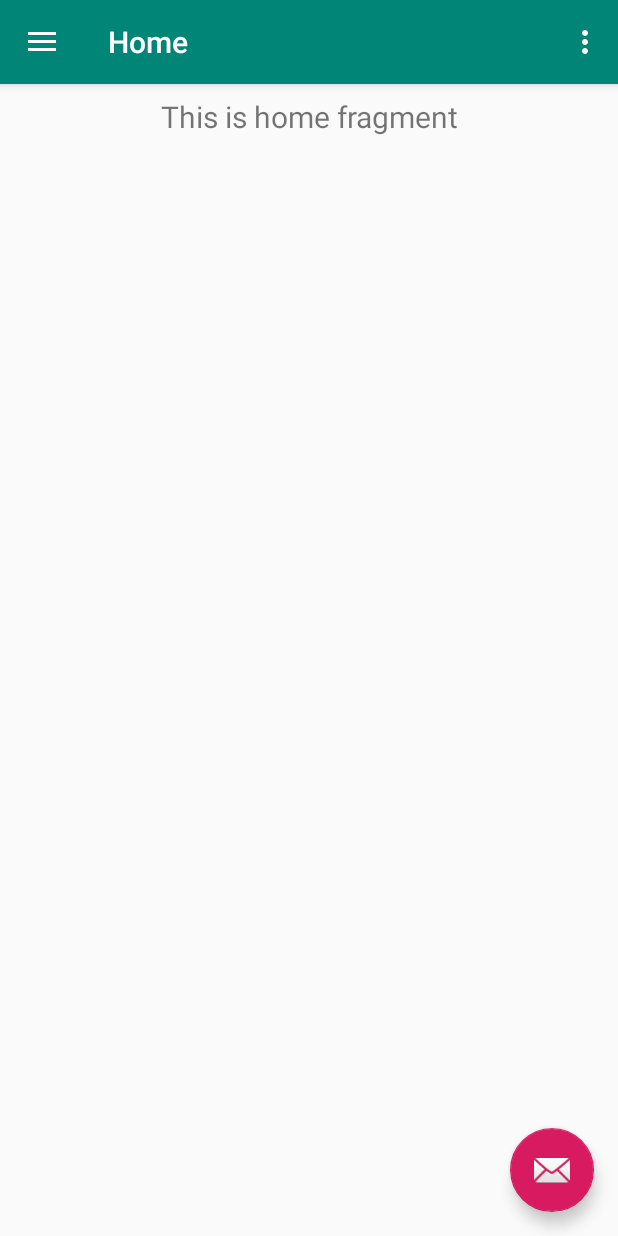
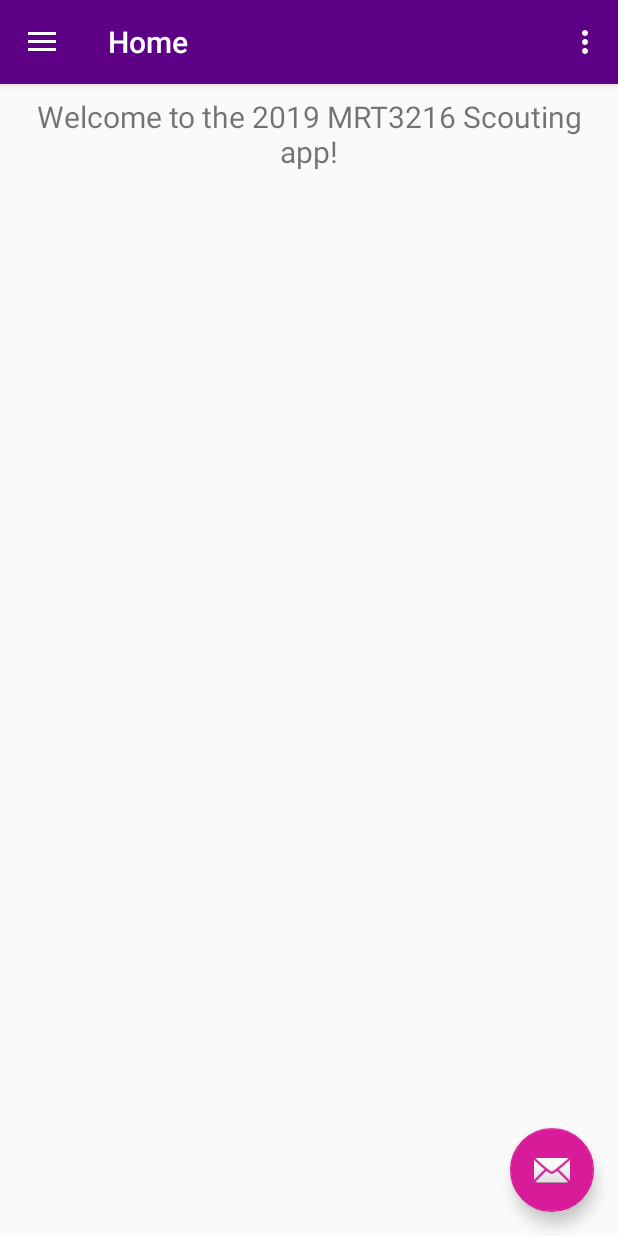
Before and after one commit to MRT3216/FRC-2019-2020-Scouting, an Android app: the screen it shows after launch (MainActivity), on a phone screen of 412 x 824 dp. Run offline under Robolectric (Android 15) with nearby library versions, the phone set to English and light mode, and no system bars; our stand-ins replace navigation-ui.

Commit message:
Changed asthetics and the homescreen message
Asthetics changed to make it look - better?

Home screen text changed to say "Welcome to the 2019 MRT3216 Scouting app!" (We could change the welcome message to provide some help for the user as well)

```diff
--- a/app/src/main/java/com/example/a2019scouting/ui/home/HomeViewModel.java
+++ b/app/src/main/java/com/example/a2019scouting/ui/home/HomeViewModel.java
@@ -10,7 +10,8 @@ public class HomeViewModel extends ViewModel {
 
     public HomeViewModel() {
         mText = new MutableLiveData<>();
-        mText.setValue("This is home fragment");
+        //Set's the text for the home - screen
+        mText.setValue("Welcome to the 2019 MRT3216 Scouting app!");
     }
 
     public LiveData<String> getText() {
--- a/app/src/main/res/drawable/side_nav_bar.xml
+++ b/app/src/main/res/drawable/side_nav_bar.xml
@@ -2,8 +2,8 @@
     android:shape="rectangle">
     <gradient
         android:angle="135"
-        android:centerColor="#009688"
+        android:centerColor="#870096"
         android:endColor="#00695C"
-        android:startColor="#4DB6AC"
+        android:startColor="#57007A"
         android:type="linear" />
 </shape>
--- a/app/src/main/res/values/colors.xml
+++ b/app/src/main/res/values/colors.xml
@@ -1,6 +1,6 @@
 <?xml version="1.0" encoding="utf-8"?>
 <resources>
-    <color name="colorPrimary">#008577</color>
+    <color name="colorPrimary">#5D0085</color>
     <color name="colorPrimaryDark">#00574B</color>
-    <color name="colorAccent">#D81B60</color>
+    <color name="colorAccent">#D81B99</color>
 </resources>
--- a/app/src/main/res/values/strings.xml
+++ b/app/src/main/res/values/strings.xml
@@ -1,5 +1,5 @@
 <resources>
-    <string name="app_name">2019Scouting</string>
+    <string name="app_name">MRT3216 - 2019 Scouting Tool</string>
     <string name="navigation_drawer_open">Open navigation drawer</string>
     <string name="navigation_drawer_close">Close navigation drawer</string>
     <string name="nav_header_title">Android Studio</string>
```
